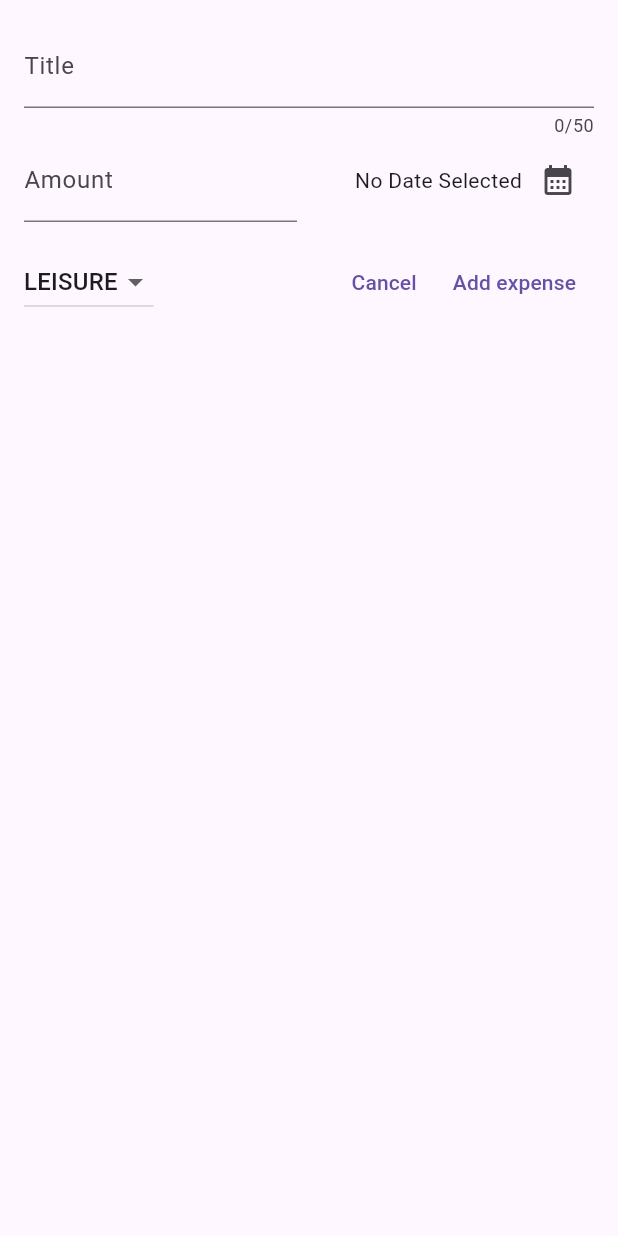
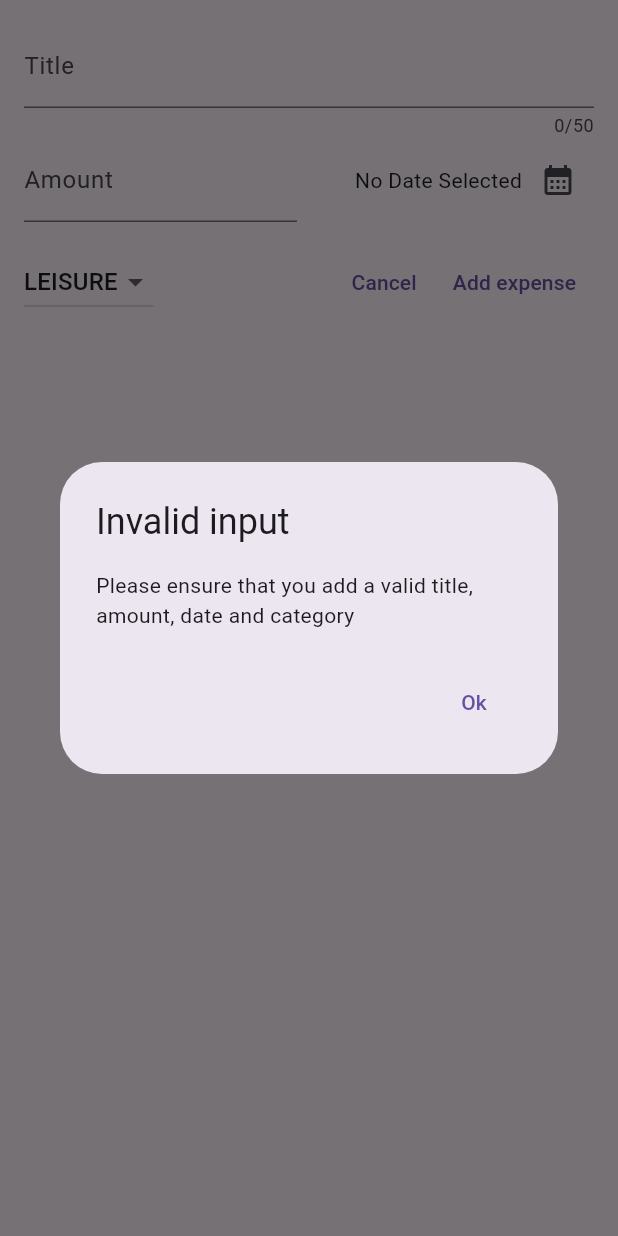
Before and after one commit to YOGESHnick/Expense_Tracker-flutter, a Flutter app: the NewExpense widget shown alone on an empty page, opened directly, after a tap on "Add expense", on a phone screen of 412 x 824 dp. Run offline on Flutter 3.47's test engine with Material 2 defaults, Android fonts, the phone set to English and light mode, and no system bars.

Commit message:
check inputs

```diff
--- a/lib/widgets/new_expense.dart
+++ b/lib/widgets/new_expense.dart
@@ -38,8 +38,20 @@ class _NewExpenseState extends State<NewExpense> {
     final amountIsInValid = enteredAmout==null || enteredAmout<=0 ;
     if(_titleController.text.trim().isEmpty || amountIsInValid || _selectedDate==null ){
       // show error
-    }
+      showDialog(context: context,
+        builder: (ctx)=> AlertDialog(
+        title:const Text("Invalid input"),
+        content:const Text("Please ensure that you add a valid title, amount, date and category"),
+        actions: [
+          TextButton(onPressed: (){Navigator.pop(ctx);},
+          child:const Text("Ok")
+          )
+        ],
+      )
+    );
+    return;
   }
+}
   @override
   void dispose() {
     _titleController.dispose();
```
